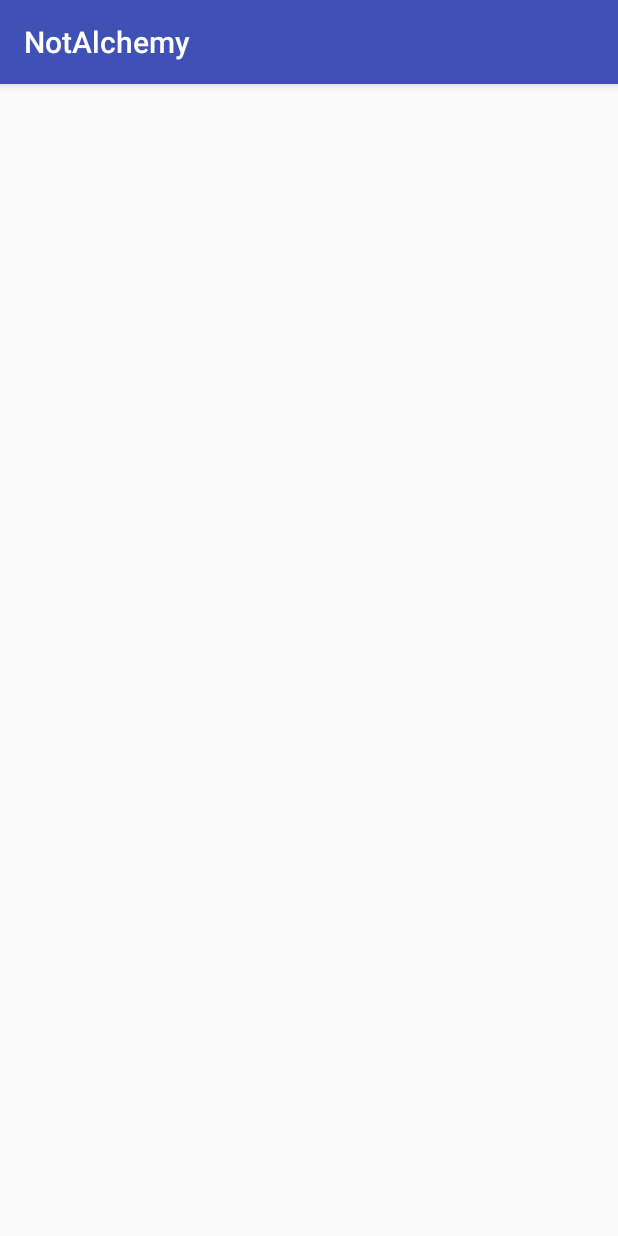
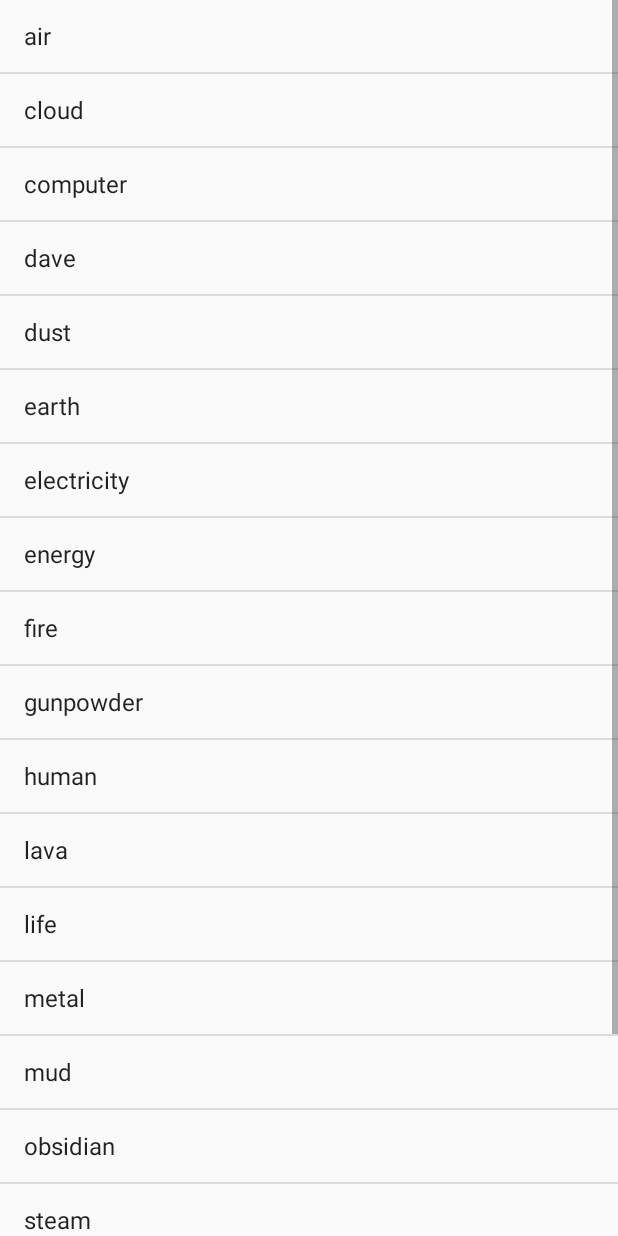
Before and after one commit to mathiassand/NotAlchemy, an Android app: the List screen opened directly, with no data from a screen before it, on a phone screen of 412 x 824 dp. Run offline under Robolectric (Android 15) with nearby library versions, the phone set to English and light mode, and no system bars.

Commit message:
List is working Boizz

```diff
--- a/NotAlchemy/app/src/main/java/com/example/larsnielsen/notalchemy/List.java
+++ b/NotAlchemy/app/src/main/java/com/example/larsnielsen/notalchemy/List.java
@@ -2,12 +2,35 @@ package com.example.larsnielsen.notalchemy;
 
 import android.support.v7.app.AppCompatActivity;
 import android.os.Bundle;
+import android.support.v7.view.menu.MenuBuilder;
+import android.view.Menu;
+import android.widget.ArrayAdapter;
 
-public class List extends AppCompatActivity {
+import android.app.ListActivity;
+
+import java.util.Arrays;
+import java.util.Collections;
+
+public class List extends ListActivity {
+
+
+
 
     @Override
     protected void onCreate(Bundle savedInstanceState) {
         super.onCreate(savedInstanceState);
         setContentView(R.layout.activity_list);
+
+        String[] NameList = {"water", "fire", "air", "earth", "steam", "cloud", "lava", "energy", "electricity",
+                             "dave", "dust", "mud", "stone", "metal", "computer", "obsidian", "life", "swamp", "gunpowder", "human"};
+        ArrayAdapter<String> adapter = new ArrayAdapter<String>(getListView().getContext(), android.R.layout.simple_list_item_1, NameList );
+
+        getListView().setAdapter(adapter);
+
+        Collections.sort(Arrays.asList(NameList), String.CASE_INSENSITIVE_ORDER);
     }
+
+
+
+
 }
--- a/NotAlchemy/app/src/main/res/layout/activity_list.xml
+++ b/NotAlchemy/app/src/main/res/layout/activity_list.xml
@@ -7,8 +7,10 @@
     tools:context="com.example.larsnielsen.notalchemy.List">
 
     <ListView
-        android:layout_width="368dp"
-        android:layout_height="495dp"
+        android:id="@android:id/list"
+        android:layout_width="match_parent"
+        android:layout_height="wrap_content"
         tools:layout_editor_absoluteY="8dp"
         tools:layout_editor_absoluteX="8dp" />
+
 </android.support.constraint.ConstraintLayout>
```
